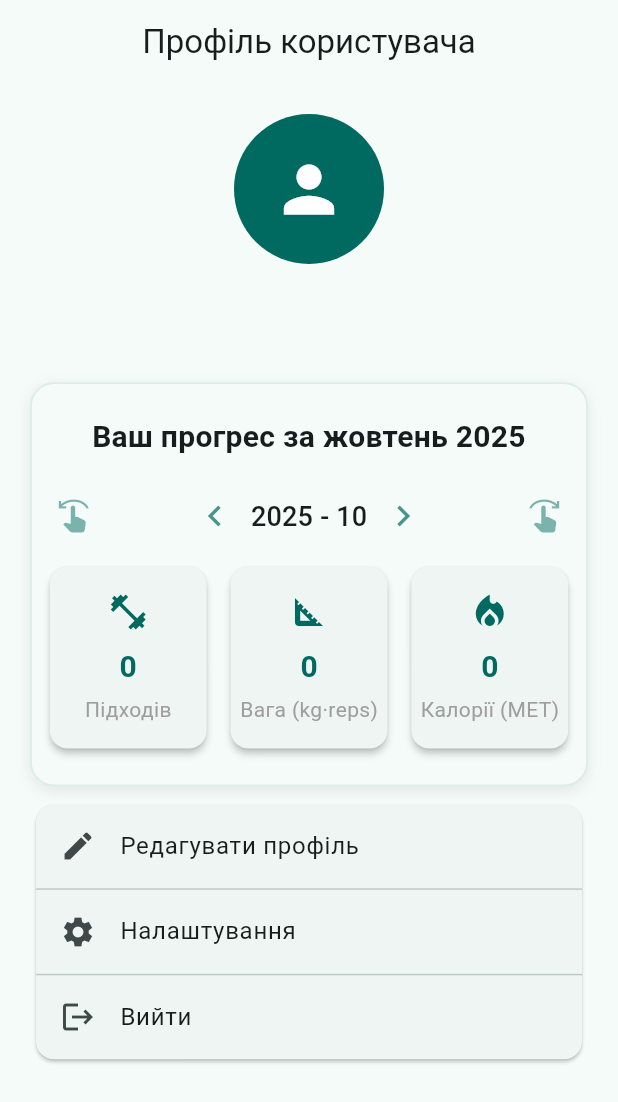
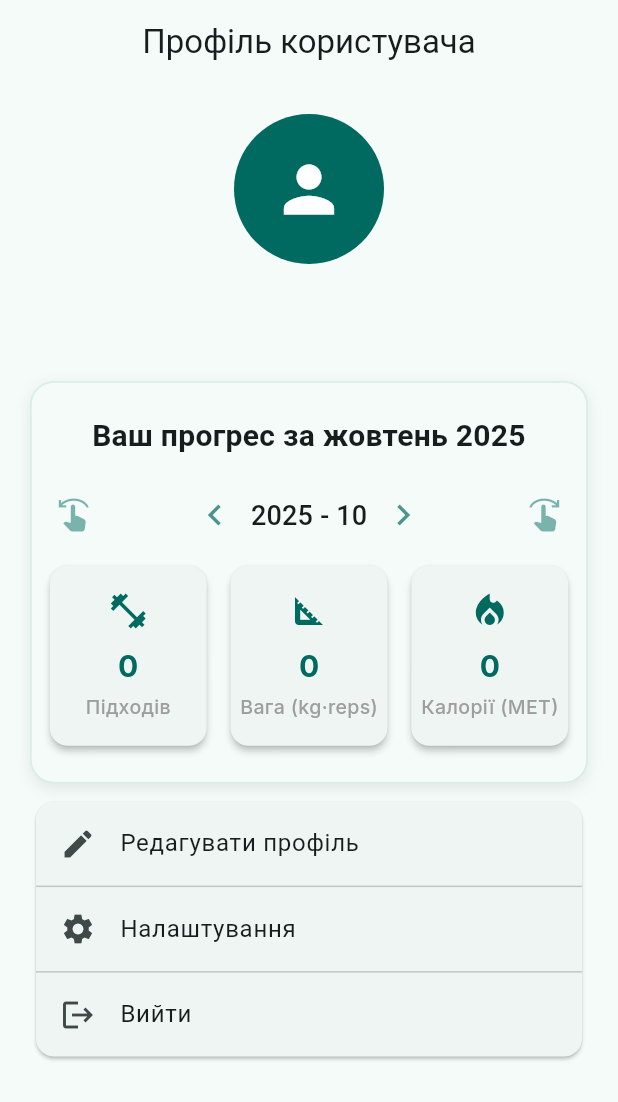
Before and after one commit to MykhailoZaichenko/gym_tracker_app, a Flutter app: the ProfileGrafPage screen opened directly, on a phone screen of 412 x 824 dp. Shown: the top 1102 px of the screen. Run offline on Flutter 3.47's test engine with Material 3 defaults, Android fonts, the phone set to English and light mode, and no system bars; our stand-ins replace fl_chart, google_fonts, image_picker, lottie, shared_preferences, sqflite and 1 more; accounts and stored records are empty.

Commit message:
added constatns for text style

```diff
--- /dev/null
+++ b/lib/ui/text_styles.dart
@@ -0,0 +1,58 @@
+import 'package:flutter/material.dart';
+import 'package:google_fonts/google_fonts.dart';
+
+class AppTextStyles {
+  // Загальний базовий шрифт (міняй family тут, якщо потрібно)
+  static TextStyle _base(BuildContext context) =>
+      GoogleFonts.inter(textStyle: Theme.of(context).textTheme.bodyMedium);
+
+  // Основний текст (для content)
+  static TextStyle body(BuildContext context) => _base(context).copyWith(
+    fontSize: 16,
+    fontWeight: FontWeight.w400,
+    color: Theme.of(context).colorScheme.onBackground,
+    height: 1.35,
+  );
+
+  // Підзаголовок / малий заголовок
+  static TextStyle subtitle(BuildContext context) => _base(context).copyWith(
+    fontSize: 14,
+    fontWeight: FontWeight.w500,
+    color: Theme.of(context).colorScheme.onBackground.withOpacity(0.9),
+  );
+
+  // Заголовок сторінки / великий заголовок
+  static TextStyle titleLarge(BuildContext context) => _base(context).copyWith(
+    fontSize: 20,
+    fontWeight: FontWeight.w700,
+    color: Theme.of(context).colorScheme.onSurface,
+  );
+
+  // Заголовок середній (наприклад назва секції)
+  static TextStyle titleMedium(BuildContext context) => _base(context).copyWith(
+    fontSize: 18,
+    fontWeight: FontWeight.w600,
+    color: Theme.of(context).colorScheme.onSurface,
+  );
+
+  // Значення статистики (великий акцент)
+  static TextStyle statValue(BuildContext context) => _base(context).copyWith(
+    fontSize: 20,
+    fontWeight: FontWeight.w700,
+    color: Theme.of(context).colorScheme.primary,
+  );
+
+  // Менші підписи / підказки
+  static TextStyle caption(BuildContext context) => _base(context).copyWith(
+    fontSize: 12,
+    fontWeight: FontWeight.w400,
+    color: Theme.of(context).textTheme.bodySmall?.color,
+  );
+
+  // Помилка / акцент (наприклад текст помилки)
+  static TextStyle error(BuildContext context) => _base(context).copyWith(
+    fontSize: 13,
+    fontWeight: FontWeight.w600,
+    color: Theme.of(context).colorScheme.error,
+  );
+}
--- a/lib/views/pages/graf_page.dart
+++ b/lib/views/pages/graf_page.dart
@@ -327,7 +327,7 @@ class _GrafPageState extends State<GrafPage> with TickerProviderStateMixin {
             const SizedBox(height: 8),
             TabBar(
               controller: _tabController,
-              labelColor: Theme.of(context).colorScheme.onPrimary,
+              labelColor: Theme.of(context).colorScheme.secondary,
               unselectedLabelColor: Theme.of(context).colorScheme.onSurface,
               indicatorColor: Theme.of(context).colorScheme.secondary,
               tabs: const [
--- a/lib/views/pages/profile_page.dart
+++ b/lib/views/pages/profile_page.dart
@@ -1,6 +1,7 @@
 import 'dart:convert';
 import 'dart:ui';
 import 'package:flutter/material.dart';
+import 'package:gym_tracker_app/ui/text_styles.dart';
 import 'package:gym_tracker_app/data/constants.dart';
 import 'package:gym_tracker_app/data/exersise_meta.dart';
 import 'package:gym_tracker_app/views/pages/edit_profile_page.dart';
@@ -244,14 +245,17 @@ class _ProfileGrafPageState extends State<ProfileGrafPage> {
               const SizedBox(height: 8),
               Text(
                 value,
-                style: TextStyle(
-                  fontSize: 20,
-                  fontWeight: FontWeight.bold,
-                  color: valueColor,
-                ),
+                style: AppTextStyles.statValue(
+                  context,
+                ).copyWith(color: valueColor),
               ),
               const SizedBox(height: 4),
-              Text(label, style: TextStyle(color: labelColor)),
+              Text(
+                label,
+                style: AppTextStyles.subtitle(
+                  context,
+                ).copyWith(color: labelColor, fontSize: 13),
+              ),
             ],
           ),
         ),
@@ -261,7 +265,6 @@ class _ProfileGrafPageState extends State<ProfileGrafPage> {
 
   @override
   //todo make localization
-  //todo make constant for text styles and use it
   //todo make separate widgets for profile header, stats, settings list
   //todo fix color scheme for dark mode
   //todo add avatar upload
@@ -293,17 +296,18 @@ class _ProfileGrafPageState extends State<ProfileGrafPage> {
                       ),
                     ),
                     const SizedBox(height: 12),
-                    Text(name, style: Theme.of(context).textTheme.titleLarge),
+                    Text(name, style: AppTextStyles.titleLarge(context)),
                     const SizedBox(height: 4),
                     Text(
                       email,
-                      style: Theme.of(context).textTheme.titleMedium?.copyWith(
-                        color: isDarkModeNotifier.value
-                            ? Colors.white70
-                            : Colors.grey,
-                      ),
+                      // style: Theme.of(context).textTheme.titleMedium?.copyWith(
+                      //   color: isDarkModeNotifier.value
+                      //       ? Colors.white70
+                      //       : Colors.grey,
+                      // ),
+                      style: AppTextStyles.titleMedium(context),
                     ),
-                    const SizedBox(height: 2.8),
+                    // const SizedBox(height: 2.8),
                     AnimatedSwitcher(
                       duration: const Duration(milliseconds: 350),
                       transitionBuilder: (child, animation) {
--- a/pubspec.yaml
+++ b/pubspec.yaml
@@ -45,6 +45,7 @@ dependencies:
   crypto: ^3.0.6
   image_picker: ^1.2.0
   path_provider: ^2.1.5
+  google_fonts: ^6.3.2
 
 dev_dependencies:
   flutter_test:
```
Also changed, not shown: pubspec.lock.
